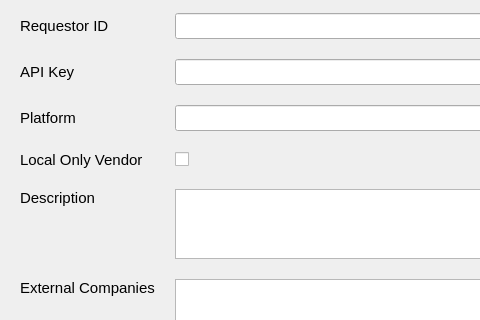
Qt form ui/AddVendorDialog.ui (CS-4820-Library-Project/COUNTER-5-Report-Tool-2020-5.0) before a commit; both pictures show x 0 to 480 and y 221 to 541 of the 600 by 622 pixel window.
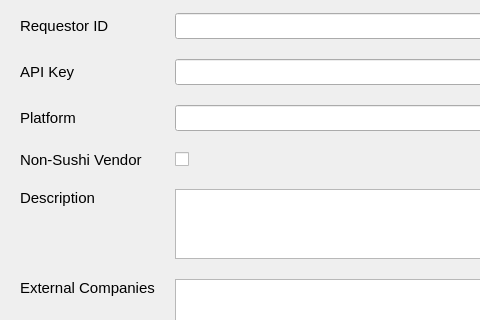
The same form after that commit.

Diff of the .ui file:
```diff
--- a/ui/AddVendorDialog.ui
+++ b/ui/AddVendorDialog.ui
@@ -125,7 +125,7 @@
       <item row="8" column="0">
        <widget class="QLabel" name="label_8">
         <property name="text">
-         <string>Local Only Vendor</string>
+         <string>Non-Sushi Vendor</string>
         </property>
        </widget>
       </item>
```
Left out of the diff: 2 changed lines with no effect on the pictures.
